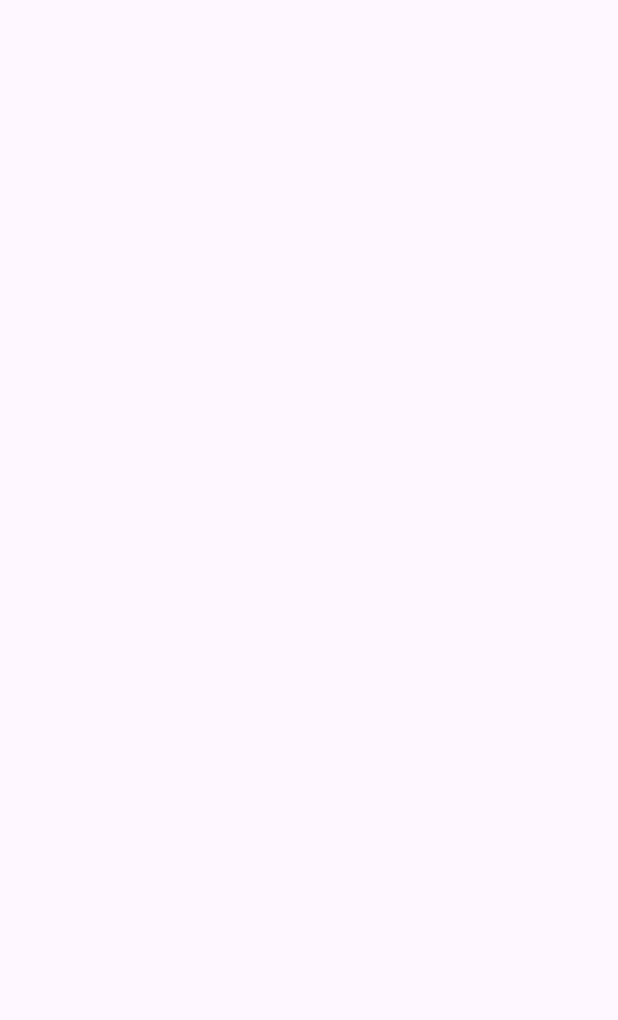
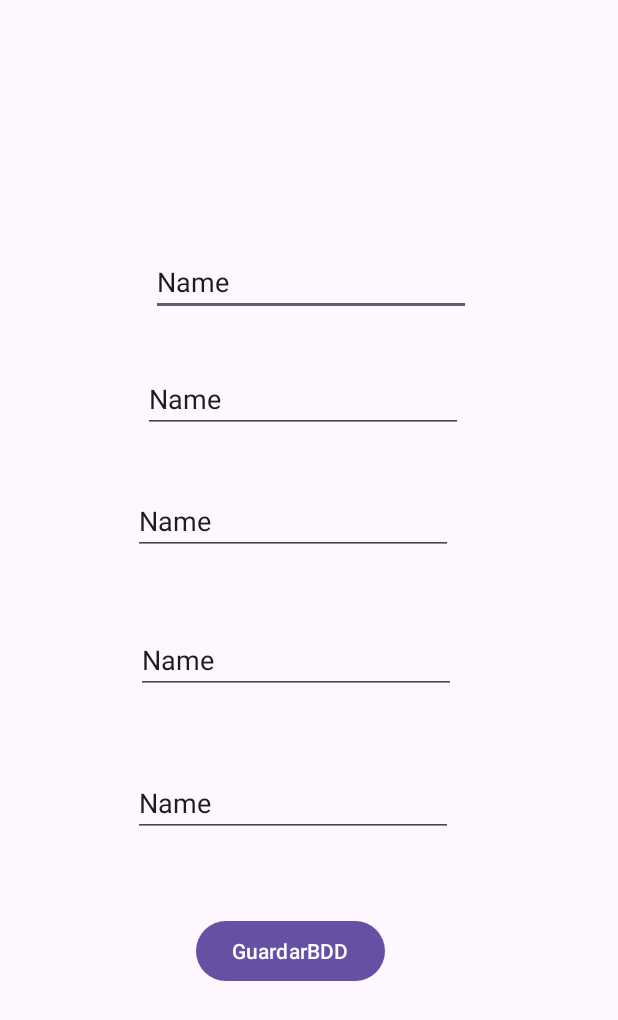
Before and after one commit to saidscv23/SegundaParcial, an Android app: the validacion screen opened directly, with no data from a screen before it, on a phone screen of 412 x 824 dp. Before the commit the part shown is empty. Shown: the top 1020 px of the screen. Run offline under Robolectric (Android 15) with nearby library versions, the phone set to English and light mode, and no system bars.

Commit message:
Enviando datos y Recibiendo correctamente

```diff
--- a/app/src/main/res/layout/activity_validacion.xml
+++ b/app/src/main/res/layout/activity_validacion.xml
@@ -1,9 +1,78 @@
 <?xml version="1.0" encoding="utf-8"?>
-<androidx.constraintlayout.widget.ConstraintLayout xmlns:android="http://schemas.android.com/apk/res/android"
+<RelativeLayout xmlns:android="http://schemas.android.com/apk/res/android"
     xmlns:app="http://schemas.android.com/apk/res-auto"
     xmlns:tools="http://schemas.android.com/tools"
     android:layout_width="match_parent"
     android:layout_height="match_parent"
     tools:context=".validacion">
 
-</androidx.constraintlayout.widget.ConstraintLayout>
+    <EditText
+        android:id="@+id/nombre"
+        android:layout_width="wrap_content"
+        android:layout_height="wrap_content"
+        android:layout_alignParentEnd="true"
+        android:layout_alignParentBottom="true"
+        android:layout_marginEnd="98dp"
+        android:layout_marginBottom="613dp"
+        android:ems="10"
+        android:inputType="text"
+        android:text="Name" />
+
+    <EditText
+        android:id="@+id/edad"
+        android:layout_width="wrap_content"
+        android:layout_height="wrap_content"
+        android:layout_alignParentEnd="true"
+        android:layout_alignParentBottom="true"
+        android:layout_marginEnd="103dp"
+        android:layout_marginBottom="535dp"
+        android:ems="10"
+        android:inputType="text"
+        android:text="Name" />
+
+    <EditText
+        android:id="@+id/telefono"
+        android:layout_width="wrap_content"
+        android:layout_height="wrap_content"
+        android:layout_alignParentEnd="true"
+        android:layout_alignParentBottom="true"
+        android:layout_marginEnd="110dp"
+        android:layout_marginBottom="454dp"
+        android:ems="10"
+        android:inputType="text"
+        android:text="Name" />
+
+    <EditText
+        android:id="@+id/carrera"
+        android:layout_width="wrap_content"
+        android:layout_height="wrap_content"
+        android:layout_alignParentEnd="true"
+        android:layout_alignParentBottom="true"
+        android:layout_marginEnd="108dp"
+        android:layout_marginBottom="361dp"
+        android:ems="10"
+        android:inputType="text"
+        android:text="Name" />
+
+    <EditText
+        android:id="@+id/deporte"
+        android:layout_width="wrap_content"
+        android:layout_height="wrap_content"
+        android:layout_alignParentEnd="true"
+        android:layout_alignParentBottom="true"
+        android:layout_marginEnd="110dp"
+        android:layout_marginBottom="266dp"
+        android:ems="10"
+        android:inputType="text"
+        android:text="Name" />
+
+    <Button
+        android:id="@+id/Guardar"
+        android:layout_width="wrap_content"
+        android:layout_height="wrap_content"
+        android:layout_alignParentEnd="true"
+        android:layout_alignParentBottom="true"
+        android:layout_marginEnd="155dp"
+        android:layout_marginBottom="166dp"
+        android:text="GuardarBDD" />
+</RelativeLayout>
```
Also changed, not shown: app/src/main/java/com/example/datospersonales/MainActivity.java (+35 -1 lines), app/src/main/java/com/example/datospersonales/validacion.java (+24 -1 lines), app/src/main/res/layout/activity_main.xml (+15 -10 lines).
